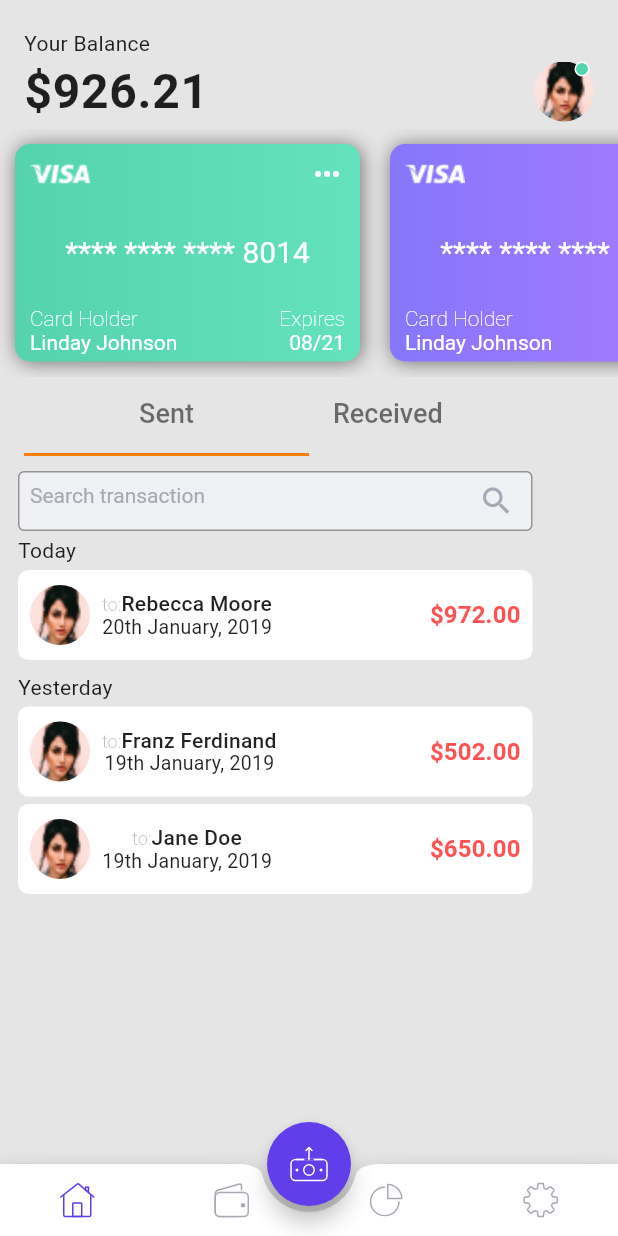
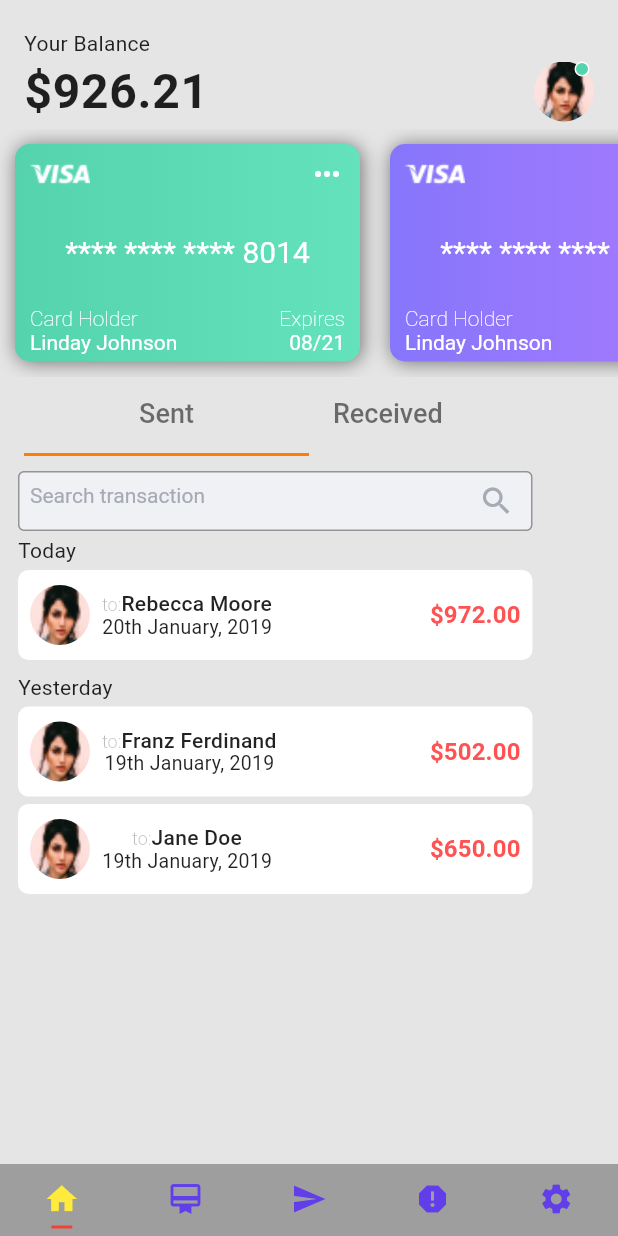
Before and after one commit to ikennaumeh/flutter_interview_code, a Flutter app: the screen it shows after launch, on a phone screen of 412 x 824 dp. Run offline on Flutter 3.47's test engine with Material 2 defaults, Android fonts, the phone set to English and light mode, and no system bars; our stand-ins replace flutter_svg; missing offline and left inert: fdottedline.

Commit message:
Fixed the bottom navbat

```diff
--- a/lib/features/home/presentation/home_screen.dart
+++ b/lib/features/home/presentation/home_screen.dart
@@ -1,15 +1,11 @@
 import 'package:flutter/cupertino.dart';
 import 'package:flutter/material.dart';
-import 'package:flutter_svg/svg.dart';
 import 'package:flutterinterviewcode/features/home/presentation/widgets/credit_card.dart';
-import 'package:flutterinterviewcode/features/home/presentation/widgets/search_box.dart';
 import 'package:flutterinterviewcode/features/home/presentation/widgets/sent_tab.dart';
-import 'package:flutterinterviewcode/features/send_money/presentation/send_money.dart';
-import 'package:flutterinterviewcode/features/settings/presentation/settings_screen.dart';
+
 
 class Home extends StatelessWidget {
   static const HOME_SCREEN = "home_screen";
-
   @override
   Widget build(BuildContext context) {
     return DefaultTabController(
@@ -133,37 +129,11 @@ class Home extends StatelessWidget {
             ),
           ),
         ),
-        bottomNavigationBar:BottomAppBar(
-          color: Colors.white,
-          shape: CircularNotchedRectangle(),
-          child: Row(
-            mainAxisAlignment: MainAxisAlignment.spaceAround,
-            children: [
-              IconButton(icon: SvgPicture.asset("assets/icons/home-active.svg"),),
-              IconButton(icon: SvgPicture.asset("assets/icons/wallets.svg"),),
-              IconButton(icon: SvgPicture.asset("assets/icons/reports.svg"),),
-              IconButton(icon: SvgPicture.asset("assets/icons/settings.svg"),onPressed: (){
-                Navigator.pushNamed(context, Settings.SETTINGS_SCREEN);
-              },),
-            ],
-          ),
-        ),
-        floatingActionButtonLocation: FloatingActionButtonLocation.centerDocked,
-        floatingActionButton: FloatingActionButton(
-            onPressed: (){
-              Navigator.pushNamed(context, SendMoney.SEND_MONEY_SCREEN);
-            },
-            child: SvgPicture.asset("assets/icons/send.svg"),
-            backgroundColor: Color(0xff613EEA),
 
-        ),
       ),
     );
   }
 }
-
-
-
 
 
 
--- a/lib/main.dart
+++ b/lib/main.dart
@@ -1,4 +1,5 @@
 import 'package:flutter/material.dart';
+import 'package:flutter_svg/flutter_svg.dart';
 import 'package:flutterinterviewcode/features/send_money/presentation/send_money.dart';
 
 import 'features/home/presentation/home_screen.dart';
@@ -13,12 +14,46 @@ class MyApp extends StatelessWidget {
     return MaterialApp(
       title: 'Flutter Demo',
      debugShowCheckedModeBanner: false,
-      initialRoute: Home.HOME_SCREEN,
-      routes: {
-        Home.HOME_SCREEN : (context) => Home(),
-        Settings.SETTINGS_SCREEN: (context) => Settings(),
-        SendMoney.SEND_MONEY_SCREEN: (context) => SendMoney(),
-      },
+      home: DefaultTabController(
+        length: 5,
+        child: Scaffold(
+          body: TabBarView(
+          children: [
+            Home(),
+            Container(color: Colors.red,),
+            SendMoney(),
+            Container(color: Colors.yellowAccent,),
+            Settings(),
+          ],
+         ),
+         bottomNavigationBar: TabBar(
+           tabs: [
+            Tab(icon: Icon(Icons.home),),
+            Tab(icon: Icon(Icons.wallet_membership),),
+            Tab(icon: Icon(Icons.send),),
+            Tab(icon: Icon(Icons.report),),
+            Tab(icon: Icon(Icons.settings),),
+         ],
+          labelColor: Colors.yellow,
+          unselectedLabelColor: Color(0xff613EEA),
+          indicatorSize: TabBarIndicatorSize.label,
+          indicatorPadding: EdgeInsets.all(5.0),
+          indicatorColor: Colors.red,
+
+    ),
+    backgroundColor: Colors.grey,
+//        floatingActionButtonLocation: FloatingActionButtonLocation.centerDocked,
+//        floatingActionButton: FloatingActionButton(
+//        onPressed: (){
+//        Navigator.pushNamed(context, SendMoney.SEND_MONEY_SCREEN);
+//        },
+//        child: SvgPicture.asset("assets/icons/send.svg"),
+//        backgroundColor: Color(0xff613EEA),
+//
+//        ),
+    ),
+    ),
+
     );
   }
 }
```
Also changed, not shown: lib/features/send_money/presentation/send_money.dart (+1 -25 lines), lib/features/settings/presentation/settings_screen.dart (+1 -27 lines). Lines whose indentation alone changed are shown as unchanged.
